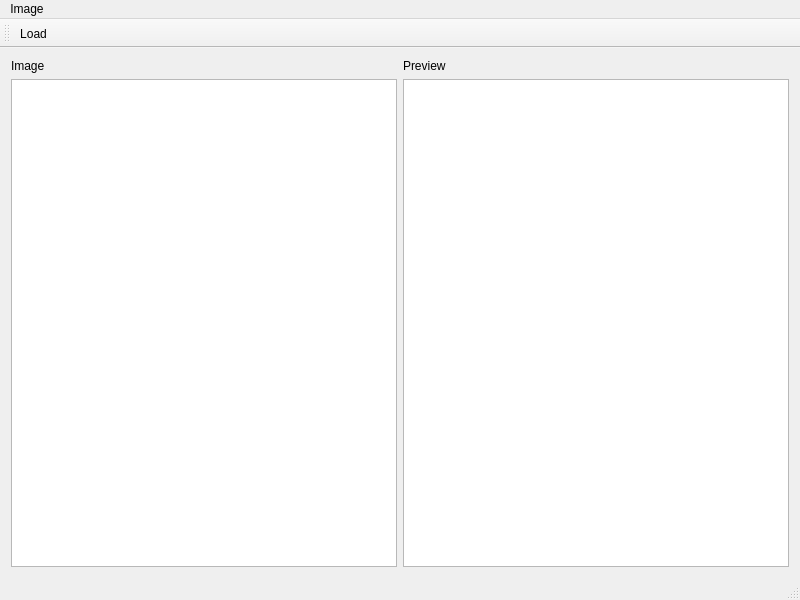
Above: mainwindow.ui from andrew-k-21-12/aioi3 before the change. Below: the same form after it.
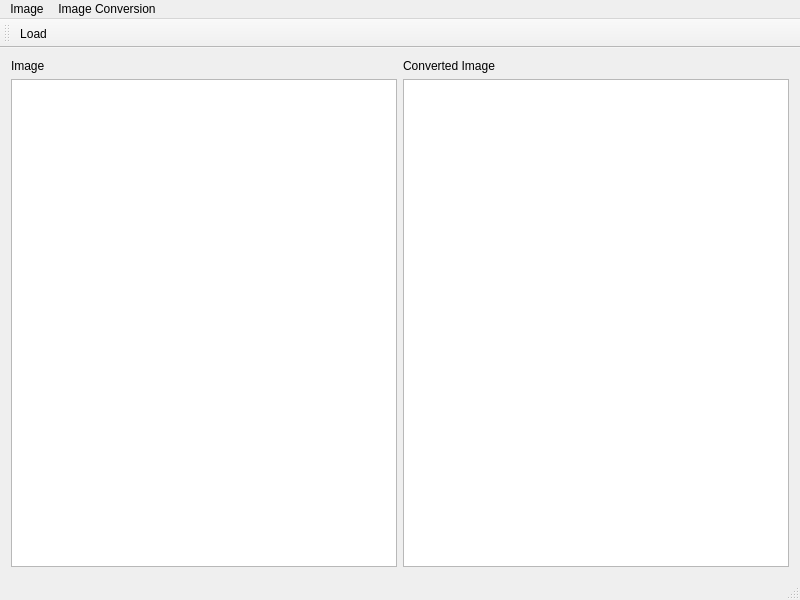
That is the form after the change. Icons and pictures are not drawn.

Commit message: Added interface and grayscale.

The edit to the form file:
```diff
--- a/mainwindow.ui
+++ b/mainwindow.ui
@@ -24,7 +24,7 @@
     <item row="1" column="1">
      <widget class="QLabel" name="label_2">
       <property name="text">
-       <string>Preview</string>
+       <string>Converted Image</string>
       </property>
      </widget>
     </item>
@@ -52,7 +52,14 @@
     </property>
     <addaction name="actionLoad"/>
    </widget>
+   <widget class="QMenu" name="menuImage_Conversion">
+    <property name="title">
+     <string>Image Conversion</string>
+    </property>
+    <addaction name="actionGrayscale"/>
+   </widget>
    <addaction name="menuImage"/>
+   <addaction name="menuImage_Conversion"/>
   </widget>
   <widget class="QToolBar" name="mainToolBar">
    <attribute name="toolBarArea">
```
Left out of the diff: 8 changed lines with no effect on the pictures. The commit also changes 2 other files.
